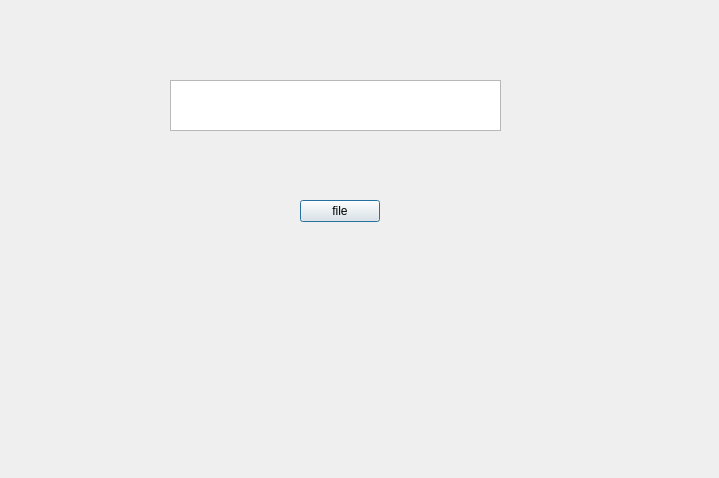
This is resources/app_01.ui in indrajithc/custom-actions as Qt 5 draws it before an edit. The edited form follows.
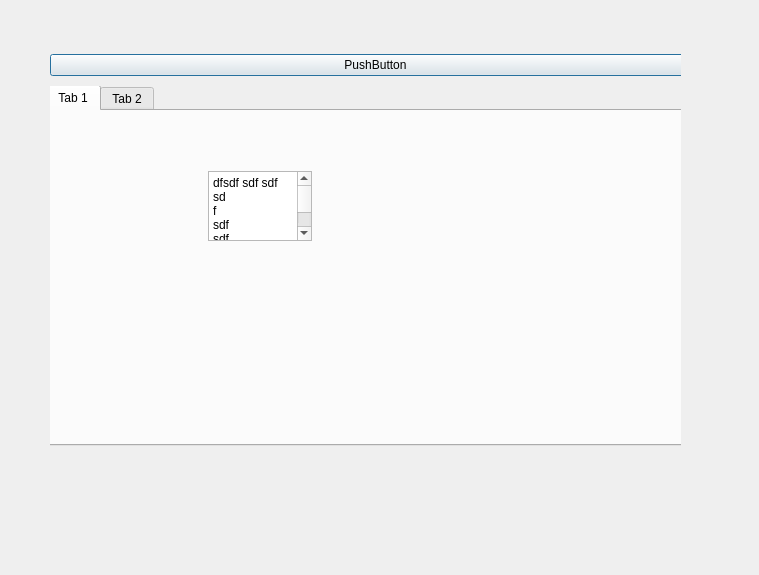
This is the edited form.

What changed in the file:
```diff
--- a/resources/app_01.ui
+++ b/resources/app_01.ui
@@ -6,35 +6,174 @@
    <rect>
     <x>0</x>
     <y>0</y>
-    <width>719</width>
-    <height>478</height>
+    <width>759</width>
+    <height>575</height>
    </rect>
   </property>
   <property name="windowTitle">
    <string>Dialog</string>
   </property>
-  <widget class="QTextBrowser" name="textBrowser">
+  <widget class="QWidget" name="verticalLayoutWidget">
    <property name="geometry">
     <rect>
-     <x>170</x>
-     <y>80</y>
-     <width>331</width>
-     <height>51</height>
+     <x>50</x>
+     <y>50</y>
+     <width>631</width>
+     <height>401</height>
     </rect>
    </property>
-  </widget>
-  <widget class="QPushButton" name="pushButton">
-   <property name="geometry">
-    <rect>
-     <x>300</x>
-     <y>200</y>
-     <width>80</width>
-     <height>22</height>
-    </rect>
-   </property>
-   <property name="text">
-    <string>file</string>
-   </property>
+   <layout class="QVBoxLayout" name="verticalLayout">
+    <item>
+     <widget class="QWidget" name="widget" native="true">
+      <property name="maximumSize">
+       <size>
+        <width>16777215</width>
+        <height>30</height>
+       </size>
+      </property>
+      <widget class="QWidget" name="horizontalLayoutWidget">
+       <property name="geometry">
+        <rect>
+         <x>0</x>
+         <y>0</y>
+         <width>651</width>
+         <height>31</height>
+        </rect>
+       </property>
+       <layout class="QHBoxLayout">
+        <property name="sizeConstraint">
+         <enum>QLayout::SetNoConstraint</enum>
+        </property>
+        <item>
+         <widget class="QPushButton" name="pushButton">
+          <property name="text">
+           <string>PushButton</string>
+          </property>
+         </widget>
+        </item>
+       </layout>
+      </widget>
+     </widget>
+    </item>
+    <item>
+     <widget class="QWidget" name="widget_2" native="true">
+      <widget class="QTabWidget" name="mainContentTab">
+       <property name="geometry">
+        <rect>
+         <x>-4</x>
+         <y>-1</y>
+         <width>641</width>
+         <height>361</height>
+        </rect>
+       </property>
+       <property name="currentIndex">
+        <number>0</number>
+       </property>
+       <widget class="QWidget" name="tab01">
+        <attribute name="title">
+         <string>Tab 1</string>
+        </attribute>
+        <widget class="QWidget" name="horizontalLayoutWidget_2">
+         <property name="geometry">
+          <rect>
+           <x>-1</x>
+           <y>-1</y>
+           <width>631</width>
+           <height>331</height>
+          </rect>
+         </property>
+         <layout class="QHBoxLayout" name="horizontalLayout">
+          <item>
+           <widget class="QWidget" name="widget_3" native="true">
+            <property name="enabled">
+             <bool>true</bool>
+            </property>
+            <property name="minimumSize">
+             <size>
+              <width>50</width>
+              <height>0</height>
+             </size>
+            </property>
+            <widget class="QWidget" name="widget_4" native="true">
+             <property name="enabled">
+              <bool>true</bool>
+             </property>
+             <property name="geometry">
+              <rect>
+               <x>0</x>
+               <y>0</y>
+               <width>629</width>
+               <height>329</height>
+              </rect>
+             </property>
+             <property name="minimumSize">
+              <size>
+               <width>50</width>
+               <height>0</height>
+              </size>
+             </property>
+            </widget>
+           </widget>
+          </item>
+         </layout>
+        </widget>
+        <widget class="QWidget" name="horizontalLayoutWidget_3">
+         <property name="geometry">
+          <rect>
+           <x>0</x>
+           <y>0</y>
+           <width>631</width>
+           <height>331</height>
+          </rect>
+         </property>
+         <layout class="QHBoxLayout" name="horizontalLayout_3">
+          <item>
+           <widget class="QWidget" name="widget_5" native="true">
+            <property name="enabled">
+             <bool>true</bool>
+            </property>
+            <property name="minimumSize">
+             <size>
+              <width>50</width>
+              <height>0</height>
+             </size>
+            </property>
+            <widget class="QPlainTextEdit" name="plainTextEdit">
+             <property name="geometry">
+              <rect>
+               <x>160</x>
+               <y>60</y>
+               <width>104</width>
+               <height>70</height>
+              </rect>
+             </property>
+             <property name="plainText">
+              <string>dfsdf sdf sdf
+sd
+f 
+sdf
+sdf
+sdf
+sd
+fs
+dfsdf 
+</string>
+             </property>
+            </widget>
+           </widget>
+          </item>
+         </layout>
+        </widget>
+       </widget>
+       <widget class="QWidget" name="tab02">
+        <attribute name="title">
+         <string>Tab 2</string>
+        </attribute>
+       </widget>
+      </widget>
+     </widget>
+    </item>
+   </layout>
   </widget>
  </widget>
  <resources/>
```
